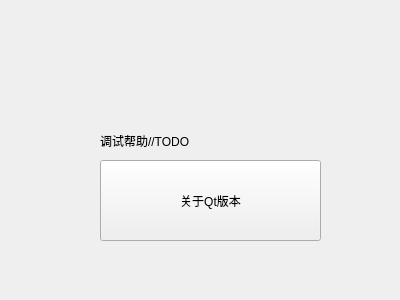
This is view/page/pagehelp.ui in ylxcvvan/Supermarket-Commodity-Management-System as Qt 5 draws it before an edit. The edited form follows.
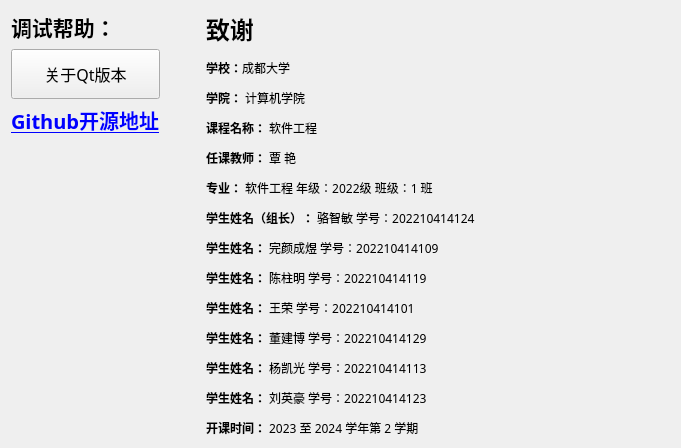
This is the edited form.

Commit message: 增加了设置页面的修改密码的功能，同时显示了上次登录时间 为帮助界面设置了致谢内容

```diff
--- a/view/page/pagehelp.ui
+++ b/view/page/pagehelp.ui
@@ -6,39 +6,123 @@
    <rect>
     <x>0</x>
     <y>0</y>
-    <width>400</width>
-    <height>300</height>
+    <width>681</width>
+    <height>437</height>
    </rect>
   </property>
   <property name="windowTitle">
    <string>Form</string>
   </property>
-  <widget class="QLabel" name="label">
-   <property name="geometry">
-    <rect>
-     <x>100</x>
-     <y>50</y>
-     <width>181</width>
-     <height>181</height>
-    </rect>
-   </property>
-   <property name="text">
-    <string>调试帮助//TODO</string>
-   </property>
-  </widget>
-  <widget class="QPushButton" name="pushButton">
-   <property name="geometry">
-    <rect>
-     <x>100</x>
-     <y>160</y>
-     <width>221</width>
-     <height>81</height>
-    </rect>
-   </property>
-   <property name="text">
-    <string>关于Qt版本</string>
-   </property>
-  </widget>
+  <layout class="QHBoxLayout" name="horizontalLayout" stretch="0,0,1">
+   <item>
+    <layout class="QVBoxLayout" name="verticalLayout_2">
+     <item>
+      <widget class="QLabel" name="label">
+       <property name="font">
+        <font>
+         <family>微软雅黑</family>
+         <pointsize>16</pointsize>
+         <bold>true</bold>
+        </font>
+       </property>
+       <property name="text">
+        <string>调试帮助：</string>
+       </property>
+      </widget>
+     </item>
+     <item>
+      <widget class="QPushButton" name="pushButton">
+       <property name="minimumSize">
+        <size>
+         <width>50</width>
+         <height>50</height>
+        </size>
+       </property>
+       <property name="font">
+        <font>
+         <family>微软雅黑</family>
+         <pointsize>12</pointsize>
+         <bold>false</bold>
+        </font>
+       </property>
+       <property name="text">
+        <string>关于Qt版本</string>
+       </property>
+      </widget>
+     </item>
+     <item>
+      <widget class="QLabel" name="label_4">
+       <property name="font">
+        <font>
+         <family>微软雅黑</family>
+         <pointsize>15</pointsize>
+         <bold>true</bold>
+        </font>
+       </property>
+       <property name="text">
+        <string>&lt;p&gt;&lt;a href=&quot;https://github.com/ylxcvvan/Supermarket-Commodity-Management-System&quot;&gt;Github开源地址&lt;/a&gt;&lt;/p&gt;</string>
+       </property>
+      </widget>
+     </item>
+     <item>
+      <spacer name="verticalSpacer">
+       <property name="orientation">
+        <enum>Qt::Vertical</enum>
+       </property>
+       <property name="sizeHint" stdset="0">
+        <size>
+         <width>20</width>
+         <height>40</height>
+        </size>
+       </property>
+      </spacer>
+     </item>
+    </layout>
+   </item>
+   <item>
+    <spacer name="horizontalSpacer">
+     <property name="orientation">
+      <enum>Qt::Horizontal</enum>
+     </property>
+     <property name="sizeHint" stdset="0">
+      <size>
+       <width>40</width>
+       <height>20</height>
+      </size>
+     </property>
+    </spacer>
+   </item>
+   <item>
+    <layout class="QVBoxLayout" name="verticalLayout">
+     <item>
+      <widget class="QLabel" name="label_2">
+       <property name="font">
+        <font>
+         <family>微软雅黑</family>
+         <pointsize>9</pointsize>
+        </font>
+       </property>
+       <property name="text">
+        <string>&lt;h1&gt;致谢&lt;/h1&gt;
+        &lt;p&gt;&lt;b&gt;学校：&lt;/b&gt;成都大学&lt;/p&gt;
+        &lt;p&gt;&lt;b&gt;学院：&lt;/b&gt; 计算机学院&lt;/p&gt;
+        &lt;p&gt;&lt;b&gt;课程名称：&lt;/b&gt; 软件工程&lt;/p&gt;
+        &lt;p&gt;&lt;b&gt;任课教师：&lt;/b&gt; 覃 艳&lt;/p&gt;
+        &lt;p&gt;&lt;b&gt;专业：&lt;/b&gt; 软件工程  年级：2022级  班级：1 班&lt;/p&gt;
+        &lt;p&gt;&lt;b&gt;学生姓名（组长）：&lt;/b&gt; 骆智敏 学号：202210414124&lt;/p&gt;
+        &lt;p&gt;&lt;b&gt;学生姓名：&lt;/b&gt; 完颜成煜 学号：202210414109&lt;/p&gt;
+        &lt;p&gt;&lt;b&gt;学生姓名：&lt;/b&gt;  陈柱明 学号：202210414119&lt;/p&gt;
+        &lt;p&gt;&lt;b&gt;学生姓名：&lt;/b&gt; 王荣 学号：202210414101&lt;/p&gt;
+        &lt;p&gt;&lt;b&gt;学生姓名：&lt;/b&gt; 董建博 学号：202210414129&lt;/p&gt;
+        &lt;p&gt;&lt;b&gt;学生姓名：&lt;/b&gt; 杨凯光 学号：202210414113&lt;/p&gt;
+        &lt;p&gt;&lt;b&gt;学生姓名：&lt;/b&gt; 刘英豪 学号：202210414123&lt;/p&gt;
+        &lt;p&gt;&lt;b&gt;开课时间：&lt;/b&gt; 2023 至 2024 学年第 2 学期&lt;/p&gt;</string>
+       </property>
+      </widget>
+     </item>
+    </layout>
+   </item>
+  </layout>
  </widget>
  <resources/>
  <connections/>
```
The commit also changes 18 other files.
